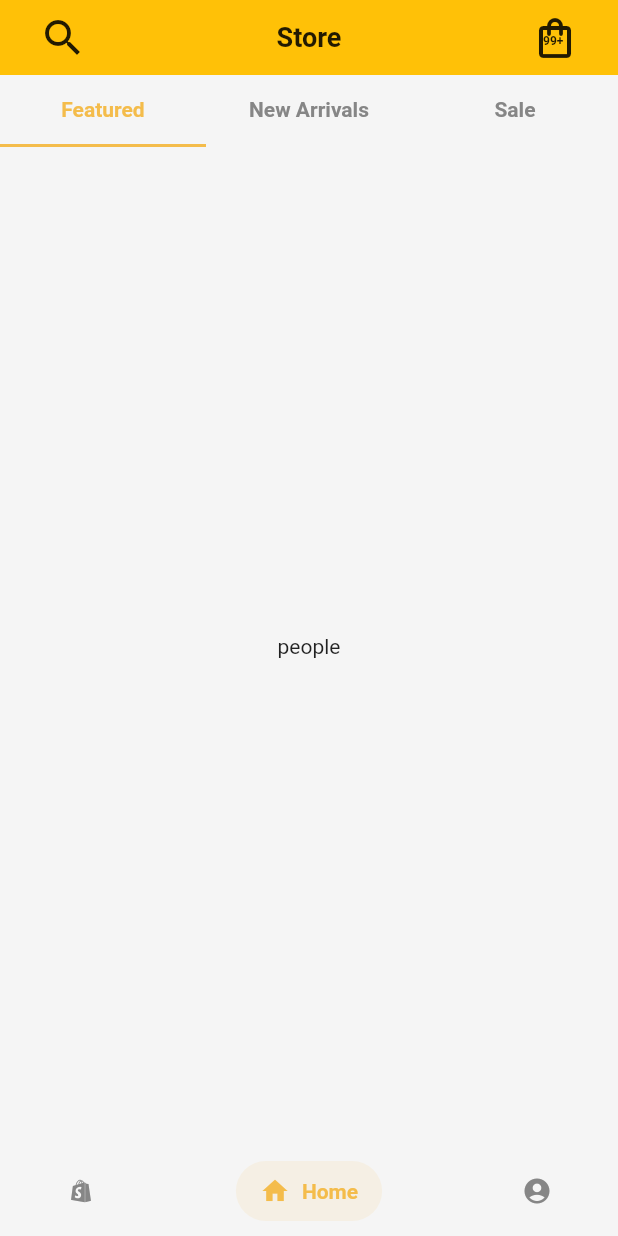
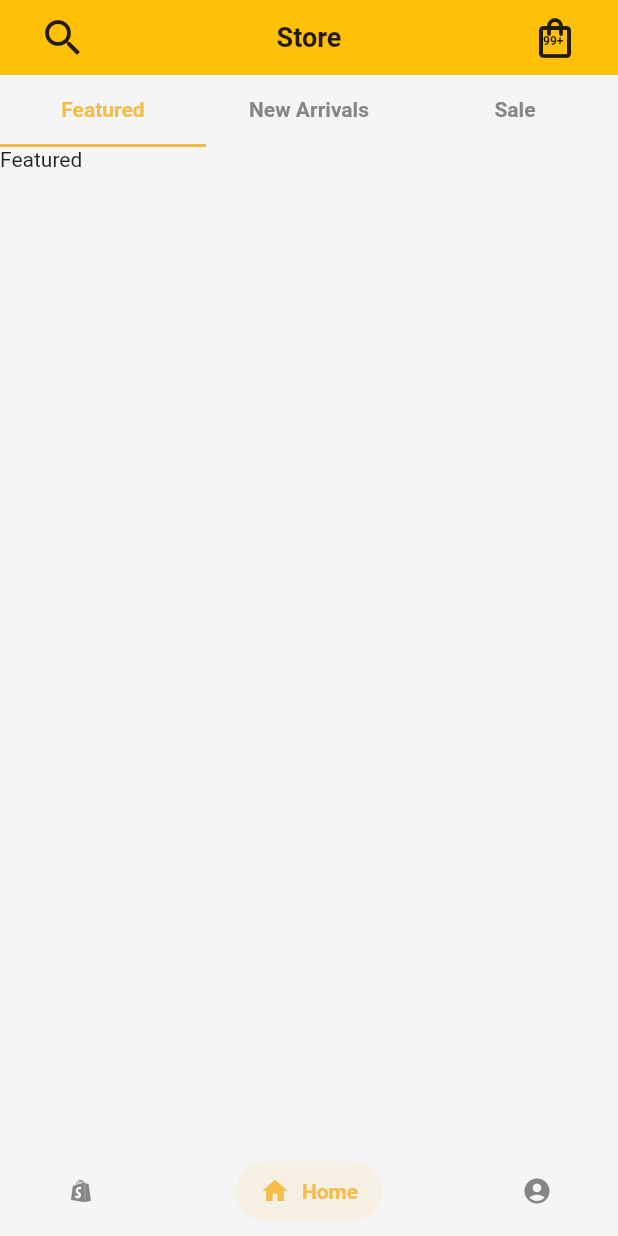
Before and after one commit to QuangDung159/flutter_ecommerce_app, a Flutter app: the screen it shows after launch, on a phone screen of 412 x 824 dp. Run offline on Flutter 3.47's test engine with Material 2 defaults, Android fonts, the phone set to English and light mode, and no system bars; drawn by our look-alikes of salomon_bottom_bar; our stand-ins replace get.

Commit message:
Main screen

```diff
--- a/lib/UI/widgets/main_bottom_bar_home_widget.dart
+++ b/lib/UI/widgets/main_bottom_bar_home_widget.dart
@@ -2,6 +2,9 @@
 
 import 'package:flutter/material.dart';
 import 'package:flutter_ecommerce_app/UI/widgets/app_bar_store.dart';
+import 'package:flutter_ecommerce_app/UI/widgets/tab_featured_widget.dart';
+import 'package:flutter_ecommerce_app/UI/widgets/tab_new_arrivals_widget.dart';
+import 'package:flutter_ecommerce_app/UI/widgets/tab_sale_widget.dart';
 import 'package:flutter_ecommerce_app/core/constants/app_colors.dart';
 
 class MainBottomBarHomeWidget extends StatefulWidget {
@@ -60,9 +63,9 @@ class _MainBottomBarHomeWidgetState extends State<MainBottomBarHomeWidget>
             child: TabBarView(
               controller: _tabController,
               children: [
-                Container(child: Center(child: Text('people'))),
-                Text('Person'),
-                Text('Person'),
+                TabFeaturedWidget(),
+                TabNewArrivalsWidget(),
+                TabSaleWidget(),
               ],
             ),
           ),
--- /dev/null
+++ b/lib/UI/widgets/tab_featured_widget.dart
@@ -0,0 +1,19 @@
+// ignore_for_file: avoid_unnecessary_containers, prefer_const_constructors
+
+import 'package:flutter/material.dart';
+
+class TabFeaturedWidget extends StatefulWidget {
+  const TabFeaturedWidget({super.key});
+
+  @override
+  State<TabFeaturedWidget> createState() => _TabFeaturedWidgetState();
+}
+
+class _TabFeaturedWidgetState extends State<TabFeaturedWidget> {
+  @override
+  Widget build(BuildContext context) {
+    return Container(
+      child: Text('Featured'),
+    );
+  }
+}
```
Also changed, not shown: lib/UI/widgets/tab_new_arrivals_widget.dart (added, +19 -0 lines), lib/UI/widgets/tab_sale_widget.dart (added, +19 -0 lines).
